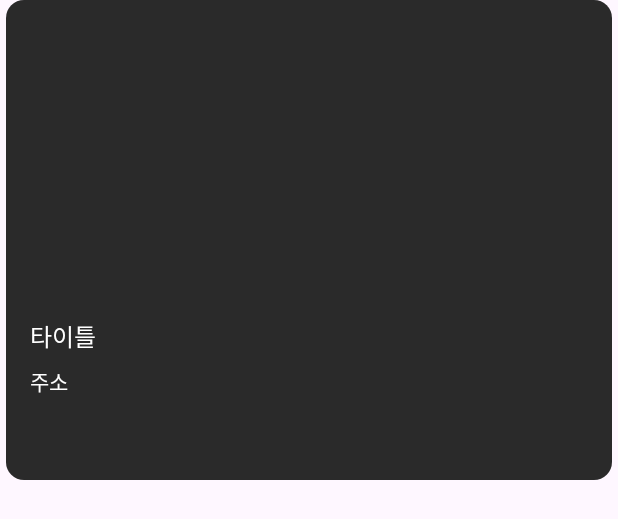
After one commit to idstudent/stamp_tour_app, an Android app: the layout item_complete_my_tour.xml on its own in the app's theme, with its tools: preview values and no code run, on a phone screen of 412 x 824 dp. The commit adds this screen. Shown: the top 519 px of the screen. Run offline under Robolectric (Android 15) with nearby library versions, the phone set to English and light mode, and no system bars.

Commit message:
my 프로그레스쪽 바인딩 및 화면연결

```diff
--- /dev/null
+++ b/app/src/main/res/layout/item_complete_my_tour.xml
@@ -0,0 +1,63 @@
+<?xml version="1.0" encoding="utf-8"?>
+<androidx.constraintlayout.widget.ConstraintLayout xmlns:android="http://schemas.android.com/apk/res/android"
+    xmlns:app="http://schemas.android.com/apk/res-auto"
+    xmlns:tools="http://schemas.android.com/tools"
+    android:layout_width="match_parent"
+    android:layout_height="wrap_content">
+
+    <androidx.constraintlayout.widget.ConstraintLayout
+        android:layout_width="0dp"
+        android:layout_height="320dp"
+        android:layout_marginStart="4dp"
+        android:layout_marginEnd="4dp"
+        android:layout_marginBottom="8dp"
+        android:background="@drawable/radius_12_2a2a2a"
+        app:layout_constraintTop_toTopOf="parent"
+        app:layout_constraintStart_toStartOf="parent"
+        app:layout_constraintBottom_toBottomOf="parent"
+        app:layout_constraintEnd_toEndOf="parent">
+
+        <androidx.appcompat.widget.AppCompatImageView
+            android:id="@+id/iv_place_img"
+            android:layout_width="0dp"
+            android:layout_height="180dp"
+            android:layout_margin="16dp"
+            android:scaleType="centerCrop"
+            app:layout_constraintEnd_toEndOf="parent"
+            app:layout_constraintStart_toStartOf="parent"
+            app:layout_constraintTop_toTopOf="parent" />
+
+        <androidx.appcompat.widget.AppCompatTextView
+            android:id="@+id/tv_place"
+            style="@style/FontSize16White"
+            android:layout_width="0dp"
+            android:layout_height="wrap_content"
+            android:layout_marginStart="16dp"
+            android:layout_marginEnd="16dp"
+            android:ellipsize="end"
+            android:fontFamily="@font/noto_semi_bold"
+            android:maxLines="2"
+            android:layout_marginTop="16dp"
+            app:layout_constraintEnd_toEndOf="parent"
+            app:layout_constraintStart_toStartOf="parent"
+            app:layout_constraintTop_toBottomOf="@id/iv_place_img"
+            tools:text="타이틀" />
+
+        <androidx.appcompat.widget.AppCompatTextView
+            android:id="@+id/tv_addr"
+            style="@style/FontSize14White"
+            android:layout_width="0dp"
+            android:layout_height="wrap_content"
+            android:layout_marginStart="16dp"
+            android:layout_marginTop="8dp"
+            android:layout_marginEnd="16dp"
+            android:ellipsize="end"
+            android:fontFamily="@font/noto_semi_bold"
+            android:lines="2"
+            app:layout_constraintEnd_toEndOf="parent"
+            app:layout_constraintStart_toStartOf="parent"
+            app:layout_constraintTop_toBottomOf="@id/tv_place"
+            tools:text="주소" />
+
+    </androidx.constraintlayout.widget.ConstraintLayout>
+</androidx.constraintlayout.widget.ConstraintLayout>
```
Also changed, not shown: app/src/main/java/com/ljystamp/stamp_tour_app/view/adapter/MyTourCompleteListAdapter.kt (added, +33 -0 lines), app/src/main/java/com/ljystamp/stamp_tour_app/view/adapter/MyTourCompleteListViewHolder.kt (added, +48 -0 lines), app/src/main/java/com/ljystamp/stamp_tour_app/view/main/MyFragment.kt (+68 -16 lines), app/src/main/java/com/ljystamp/stamp_tour_app/view/my/MyCompleteListActivity.kt (+19 -2 lines), app/src/main/java/com/ljystamp/stamp_tour_app/view/my/MyPlanListActivity.kt (deleted, +0 -17 lines), app/src/main/res/layout/activity_my_plan_list.xml (deleted, +0 -34 lines), app/src/main/res/layout/fragment_my.xml (+4 -4 lines).
